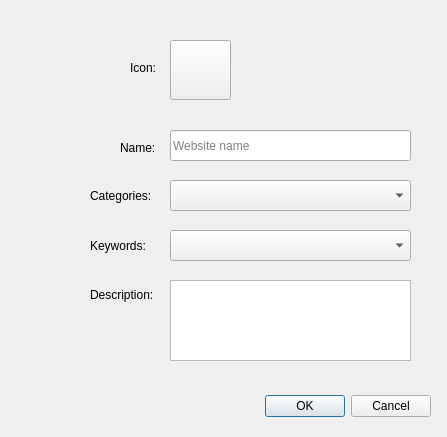
First picture: the form in src/appdialogedit.ui, repository stbn7/firefoxpwaqt, before the edit.
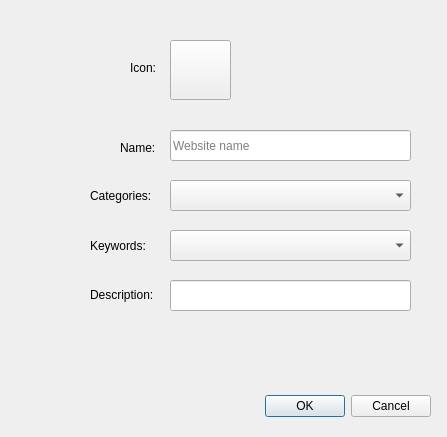
Second picture: the form after the edit.

The edit to the form file:
```diff
--- a/src/appdialogedit.ui
+++ b/src/appdialogedit.ui
@@ -161,15 +161,24 @@
     </size>
    </property>
   </widget>
-  <widget class="QTextEdit" name="lnEditDescription">
+  <widget class="QLineEdit" name="lnEditDescription">
    <property name="geometry">
     <rect>
      <x>170</x>
      <y>280</y>
      <width>241</width>
-     <height>81</height>
+     <height>31</height>
     </rect>
    </property>
+   <property name="minimumSize">
+    <size>
+     <width>220</width>
+     <height>28</height>
+    </size>
+   </property>
+   <property name="placeholderText">
+    <string/>
+   </property>
   </widget>
  </widget>
  <resources/>
```
